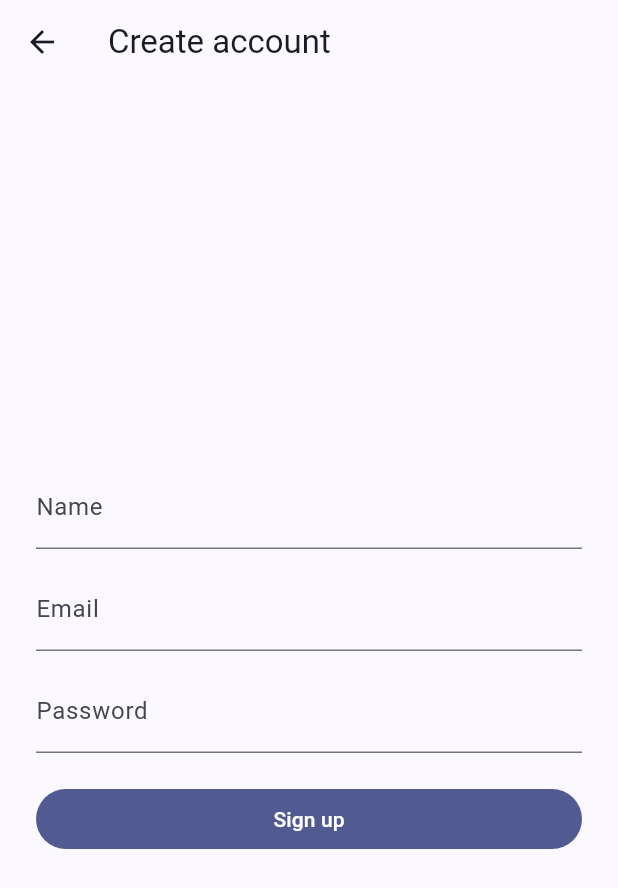
After one commit to sarangpkarun/money-management-app, a Flutter app: the screen it shows after launch, after a tap on "Log in", after a tap on "Create an account", on a phone screen of 412 x 824 dp. The commit adds this screen. Shown: the top 888 px of the screen. Run offline on Flutter 3.47's test engine with Material 3 defaults, Android fonts, the phone set to English and light mode, and no system bars; our stand-ins replace cloud_firestore, firebase_auth, firebase_core, flutter_local_notifications, flutter_riverpod, timezone; accounts and stored records are empty.

Commit message:
Add email/password auth with verification gate
- AuthRepository: sign up (profile + verification email), sign in/out, reset,
  resend, reload; friendly error messages and form validators
- Login, sign-up, forgot-password and verify-email screens
- AuthGate: login -> verify email -> app; wired into main
- Tests with firebase_auth_mocks and widget tests for the gate and validation

```diff
--- /dev/null
+++ b/lib/auth/auth_form.dart
@@ -0,0 +1,49 @@
+import 'package:flutter/material.dart';
+
+import 'auth_repository.dart';
+
+/// Runs [action], showing any [AuthFailure] in a snackbar. Returns true on
+/// success.
+Future<bool> runAuthAction(
+  BuildContext context,
+  Future<void> Function() action,
+) async {
+  final messenger = ScaffoldMessenger.of(context);
+  try {
+    await action();
+    return true;
+  } on AuthFailure catch (e) {
+    messenger
+      ..hideCurrentSnackBar()
+      ..showSnackBar(SnackBar(content: Text(e.message)));
+    return false;
+  }
+}
+
+class AuthScaffold extends StatelessWidget {
+  const AuthScaffold({super.key, required this.title, required this.children});
+
+  final String title;
+  final List<Widget> children;
+
+  @override
+  Widget build(BuildContext context) {
+    return Scaffold(
+      appBar: AppBar(title: Text(title)),
+      body: SafeArea(
+        child: Center(
+          child: SingleChildScrollView(
+            padding: const EdgeInsets.all(24),
+            child: ConstrainedBox(
+              constraints: const BoxConstraints(maxWidth: 420),
+              child: Column(
+                crossAxisAlignment: CrossAxisAlignment.stretch,
+                children: children,
+              ),
+            ),
+          ),
+        ),
+      ),
+    );
+  }
+}
--- /dev/null
+++ b/lib/auth/auth_gate.dart
@@ -0,0 +1,29 @@
+import 'package:flutter/material.dart';
+import 'package:flutter_riverpod/flutter_riverpod.dart';
+
+import 'auth_providers.dart';
+import 'login_screen.dart';
+import 'verify_email_screen.dart';
+
+/// Shows login when signed out, the verify-email screen until the address is
+/// verified (the Firestore rules require it), then [home].
+class AuthGate extends ConsumerWidget {
+  const AuthGate({super.key, required this.home});
+
+  final Widget home;
+
+  @override
+  Widget build(BuildContext context, WidgetRef ref) {
+    final auth = ref.watch(authStateProvider);
+    return auth.when(
+      loading: () =>
+          const Scaffold(body: Center(child: CircularProgressIndicator())),
+      error: (e, _) => Scaffold(body: Center(child: Text('Auth error: $e'))),
+      data: (user) {
+        if (user == null) return const LoginScreen();
+        if (!user.emailVerified) return VerifyEmailScreen(user: user);
+        return home;
+      },
+    );
+  }
+}
--- /dev/null
+++ b/lib/auth/auth_providers.dart
@@ -0,0 +1,13 @@
+import 'package:firebase_auth/firebase_auth.dart';
+import 'package:flutter_riverpod/flutter_riverpod.dart';
+
+import '../core/data/providers.dart';
+import 'auth_repository.dart';
+
+final authRepositoryProvider = Provider(
+  (ref) => AuthRepository(FirebaseAuth.instance, ref.watch(firestoreProvider)),
+);
+
+final authStateProvider = StreamProvider<User?>(
+  (ref) => ref.watch(authRepositoryProvider).userChanges(),
+);
--- /dev/null
+++ b/lib/auth/auth_repository.dart
@@ -0,0 +1,99 @@
+import 'package:cloud_firestore/cloud_firestore.dart';
+import 'package:firebase_auth/firebase_auth.dart';
+
+import '../core/data/user_repository.dart';
+import '../core/models/app_user.dart';
+
+String authErrorMessage(String code) => switch (code) {
+  'wrong-password' ||
+  'invalid-credential' ||
+  'user-not-found' => 'Incorrect email or password.',
+  'email-already-in-use' => 'An account with this email already exists.',
+  'weak-password' => 'Password must be at least 6 characters.',
+  'invalid-email' => 'Enter a valid email address.',
+  'network-request-failed' => 'No internet connection. Try again.',
+  'too-many-requests' => 'Too many attempts. Please wait and try again.',
+  'user-disabled' => 'This account has been disabled.',
+  _ => 'Something went wrong. Please try again.',
+};
+
+class AuthFailure implements Exception {
+  const AuthFailure(this.message);
+
+  factory AuthFailure.from(FirebaseAuthException e) =>
+      AuthFailure(authErrorMessage(e.code));
+
+  final String message;
+
+  @override
+  String toString() => message;
+}
+
+String? validateName(String? v) =>
+    (v == null || v.trim().isEmpty) ? 'Enter your name' : null;
+
+String? validateEmail(String? v) {
+  final text = v?.trim() ?? '';
+  return RegExp(r'^[^@\s]+@[^@\s]+\.[^@\s]+$').hasMatch(text)
+      ? null
+      : 'Enter a valid email address';
+}
+
+String? validatePassword(String? v) =>
+    (v == null || v.length < 8) ? 'Use at least 8 characters' : null;
+
+class AuthRepository {
+  AuthRepository(this._auth, this._db);
+
+  final FirebaseAuth _auth;
+  final FirebaseFirestore _db;
+
+  Stream<User?> userChanges() => _auth.userChanges();
+  User? get currentUser => _auth.currentUser;
+
+  Future<T> _guard<T>(Future<T> Function() action) async {
+    try {
+      return await action();
+    } on FirebaseAuthException catch (e) {
+      throw AuthFailure.from(e);
+    }
+  }
+
+  /// Creates the account, stores the profile and sends the verification email.
+  Future<void> signUp({
+    required String name,
+    required String email,
+    required String password,
+  }) => _guard(() async {
+    final cred = await _auth.createUserWithEmailAndPassword(
+      email: email.trim(),
+      password: password,
+    );
+    final user = cred.user!;
+    await user.updateDisplayName(name.trim());
+    await UserRepository(_db, user.uid).save(AppUser(name: name.trim()));
+    await user.sendEmailVerification();
+  });
+
+  Future<void> signIn({required String email, required String password}) =>
+      _guard(
+        () => _auth.signInWithEmailAndPassword(
+          email: email.trim(),
+          password: password,
+        ),
+      );
+
+  Future<void> signOut() => _auth.signOut();
+
+  Future<void> sendPasswordReset(String email) =>
+      _guard(() => _auth.sendPasswordResetEmail(email: email.trim()));
+
+  Future<void> resendVerification() =>
+      _guard(() async => _auth.currentUser?.sendEmailVerification());
+
+  /// Refreshes the user so `emailVerified` reflects a link clicked elsewhere.
+  Future<void> reloadUser() => _guard(() async {
+    await _auth.currentUser?.reload();
+    await _auth.currentUser?.getIdToken(true);
+  });
+}
--- /dev/null
+++ b/lib/auth/login_screen.dart
@@ -0,0 +1,90 @@
+import 'package:flutter/material.dart';
+import 'package:flutter_riverpod/flutter_riverpod.dart';
+
+import 'auth_form.dart';
+import 'auth_providers.dart';
+import 'auth_repository.dart';
+import 'forgot_password_screen.dart';
+import 'sign_up_screen.dart';
+
+class LoginScreen extends ConsumerStatefulWidget {
+  const LoginScreen({super.key});
+
+  @override
+  ConsumerState<LoginScreen> createState() => _LoginScreenState();
+}
+
+class _LoginScreenState extends ConsumerState<LoginScreen> {
+  final _form = GlobalKey<FormState>();
+  final _email = TextEditingController();
+  final _password = TextEditingController();
+  bool _busy = false;
+
+  @override
+  void dispose() {
+    _email.dispose();
+    _password.dispose();
+    super.dispose();
+  }
+
+  Future<void> _submit() async {
+    if (!_form.currentState!.validate()) return;
+    setState(() => _busy = true);
+    await runAuthAction(
+      context,
+      () => ref
+          .read(authRepositoryProvider)
+          .signIn(email: _email.text, password: _password.text),
+    );
+    if (mounted) setState(() => _busy = false);
+  }
+
+  @override
+  Widget build(BuildContext context) {
+    return AuthScaffold(
+      title: 'Log in',
+      children: [
+        Form(
+          key: _form,
+          child: Column(
+            children: [
+              TextFormField(
+                controller: _email,
+                keyboardType: TextInputType.emailAddress,
+                decoration: const InputDecoration(labelText: 'Email'),
+                validator: validateEmail,
+              ),
+              const SizedBox(height: 12),
+              TextFormField(
+                controller: _password,
+                obscureText: true,
+                decoration: const InputDecoration(labelText: 'Password'),
+                validator: (v) =>
+                    (v == null || v.isEmpty) ? 'Enter your password' : null,
+              ),
+            ],
+          ),
+        ),
+        const SizedBox(height: 20),
+        FilledButton(
+          onPressed: _busy ? null : _submit,
+          child: Text(_busy ? 'Logging in...' : 'Log in'),
+        ),
+        TextButton(
+          onPressed: () => Navigator.of(context).push(
+            MaterialPageRoute<void>(
+              builder: (_) => const ForgotPasswordScreen(),
+            ),
+          ),
+          child: const Text('Forgot password?'),
+        ),
+        TextButton(
+          onPressed: () => Navigator.of(
+            context,
+          ).push(MaterialPageRoute<void>(builder: (_) => const SignUpScreen())),
+          child: const Text('Create an account'),
+        ),
+      ],
+    );
+  }
+}
--- /dev/null
+++ b/lib/auth/sign_up_screen.dart
@@ -0,0 +1,89 @@
+import 'package:flutter/material.dart';
+import 'package:flutter_riverpod/flutter_riverpod.dart';
+
+import 'auth_form.dart';
+import 'auth_providers.dart';
+import 'auth_repository.dart';
+
+class SignUpScreen extends ConsumerStatefulWidget {
+  const SignUpScreen({super.key});
+
+  @override
+  ConsumerState<SignUpScreen> createState() => _SignUpScreenState();
+}
+
+class _SignUpScreenState extends ConsumerState<SignUpScreen> {
+  final _form = GlobalKey<FormState>();
+  final _name = TextEditingController();
+  final _email = TextEditingController();
+  final _password = TextEditingController();
+  bool _busy = false;
+
+  @override
+  void dispose() {
+    _name.dispose();
+    _email.dispose();
+    _password.dispose();
+    super.dispose();
+  }
+
+  Future<void> _submit() async {
+    if (!_form.currentState!.validate()) return;
+    setState(() => _busy = true);
+    final ok = await runAuthAction(
+      context,
+      () => ref
+          .read(authRepositoryProvider)
+          .signUp(
+            name: _name.text,
+            email: _email.text,
+            password: _password.text,
+          ),
+    );
+    if (!mounted) return;
+    setState(() => _busy = false);
+    // The auth gate takes over (verify-email screen); drop this route.
+    if (ok) Navigator.of(context).popUntil((r) => r.isFirst);
+  }
+
+  @override
+  Widget build(BuildContext context) {
+    return AuthScaffold(
+      title: 'Create account',
+      children: [
+        Form(
+          key: _form,
+          child: Column(
+            children: [
+              TextFormField(
+                controller: _name,
+                textCapitalization: TextCapitalization.words,
+                decoration: const InputDecoration(labelText: 'Name'),
+                validator: validateName,
+              ),
+              const SizedBox(height: 12),
+              TextFormField(
+                controller: _email,
+                keyboardType: TextInputType.emailAddress,
+                decoration: const InputDecoration(labelText: 'Email'),
+                validator: validateEmail,
+              ),
+              const SizedBox(height: 12),
+              TextFormField(
+                controller: _password,
+                obscureText: true,
+                decoration: const InputDecoration(labelText: 'Password'),
+                validator: validatePassword,
+              ),
+            ],
+          ),
+        ),
+        const SizedBox(height: 20),
+        FilledButton(
+          onPressed: _busy ? null : _submit,
+          child: Text(_busy ? 'Creating...' : 'Sign up'),
+        ),
+      ],
+    );
+  }
+}
--- a/lib/main.dart
+++ b/lib/main.dart
@@ -2,6 +2,7 @@ import 'package:firebase_core/firebase_core.dart';
 import 'package:flutter/material.dart';
 import 'package:flutter_riverpod/flutter_riverpod.dart';
 
+import 'auth/auth_gate.dart';
 import 'core/alarm/alarm_screen.dart';
 import 'core/alarm/alarm_service.dart';
 import 'core/data/firestore_setup.dart';
@@ -52,7 +53,7 @@ class _MoneyManagerAppState extends State<MoneyManagerApp> {
       navigatorKey: navigatorKey,
       title: 'Money Manager',
       theme: ThemeData(colorSchemeSeed: const Color(0xFF3F51B5)),
-      home: const AlarmSpikeScreen(),
+      home: const AuthGate(home: AlarmSpikeScreen()),
     );
   }
 }
--- a/pubspec.yaml
+++ b/pubspec.yaml
@@ -59,6 +59,7 @@ dev_dependencies:
   # rules and activating additional ones.
   flutter_lints: ^6.0.0
   fake_cloud_firestore: ^4.3.0
+  firebase_auth_mocks: ^0.15.2
 
 # For information on the generic Dart part of this file, see the
 # following page: https://dart.dev/tools/pub/pubspec
```
Also changed, not shown: lib/auth/forgot_password_screen.dart (added, +68 -0 lines), lib/auth/verify_email_screen.dart (added, +56 -0 lines), pubspec.lock, 3 other files.
